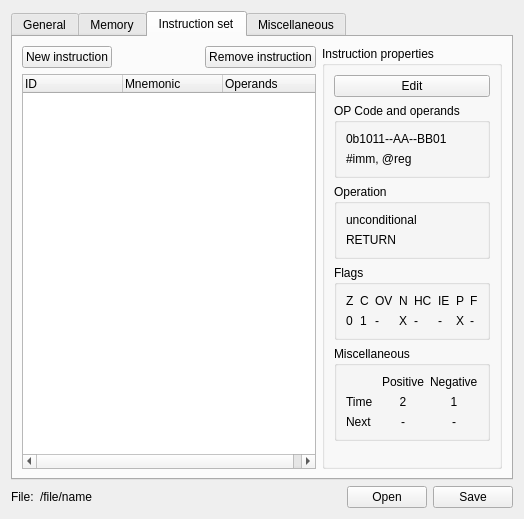
AbyssAbbeba/MDS-picoblaze-AVR-ide, file IDE/utilities/AdjSimProcDef/AdjSimProcDefGuiWidget.ui: the form before one commit.
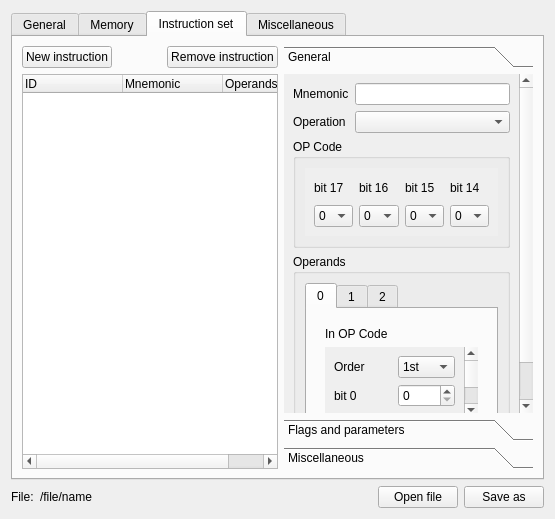
The form after the commit. The open tabs and pages were chosen to show the change.

Diff of the .ui file:
```diff
--- a/IDE/utilities/AdjSimProcDef/AdjSimProcDefGuiWidget.ui
+++ b/IDE/utilities/AdjSimProcDef/AdjSimProcDefGuiWidget.ui
@@ -6,8 +6,8 @@
    <rect>
     <x>0</x>
     <y>0</y>
-    <width>524</width>
-    <height>470</height>
+    <width>555</width>
+    <height>478</height>
    </rect>
   </property>
   <property name="windowTitle">
@@ -391,8 +391,867 @@
       <attribute name="title">
        <string>Instruction set</string>
       </attribute>
-      <layout class="QHBoxLayout" name="horizontalLayout_3">
-       <item>
+      <layout class="QGridLayout" name="gridLayout_11">
+       <item row="0" column="1">
+        <widget class="QToolBox" name="toolBox">
+         <property name="currentIndex">
+          <number>0</number>
+         </property>
+         <widget class="QWidget" name="pageGeneral">
+          <property name="geometry">
+           <rect>
+            <x>0</x>
+            <y>0</y>
+            <width>180</width>
+            <height>351</height>
+           </rect>
+          </property>
+          <attribute name="label">
+           <string>General</string>
+          </attribute>
+          <layout class="QGridLayout" name="gridLayout_2">
+           <item row="3" column="0" colspan="2">
+            <widget class="QGroupBox" name="groupBox_12">
+             <property name="title">
+              <string>Operands</string>
+             </property>
+             <layout class="QVBoxLayout" name="verticalLayout_7">
+              <item>
+               <widget class="QTabWidget" name="tabWidget_2">
+                <property name="currentIndex">
+                 <number>0</number>
+                </property>
+                <widget class="QWidget" name="tab0">
+                 <attribute name="title">
+                  <string>0</string>
+                 </attribute>
+                 <layout class="QVBoxLayout" name="verticalLayout_8">
+                  <item>
+                   <widget class="QStackedWidget" name="stackedWidget">
+                    <property name="currentIndex">
+                     <number>0</number>
+                    </property>
+                    <widget class="QWidget" name="page">
+                     <layout class="QVBoxLayout" name="verticalLayout_9">
+                      <item>
+                       <widget class="QLabel" name="label_24">
+                        <property name="text">
+                         <string>In OP Code</string>
+                        </property>
+                       </widget>
+                      </item>
+                      <item>
+                       <widget class="QScrollArea" name="scrollArea_2">
+                        <property name="frameShape">
+                         <enum>QFrame::NoFrame</enum>
+                        </property>
+                        <property name="widgetResizable">
+                         <bool>true</bool>
+                        </property>
+                        <widget class="QWidget" name="scrollAreaWidgetContents_2">
+                         <property name="geometry">
+                          <rect>
+                           <x>0</x>
+                           <y>-33</y>
+                           <width>126</width>
+                           <height>109</height>
+                          </rect>
+                         </property>
+                         <layout class="QGridLayout" name="gridLayout_13">
+                          <item row="2" column="1">
+                           <widget class="QLabel" name="label_25">
+                            <property name="text">
+                             <string>bit 1</string>
+                            </property>
+                           </widget>
+                          </item>
+                          <item row="1" column="1">
+                           <widget class="QLabel" name="label_23">
+                            <property name="text">
+                             <string>bit 0</string>
+                            </property>
+                           </widget>
+                          </item>
+                          <item row="3" column="1">
+                           <widget class="QLabel" name="label_26">
+                            <property name="text">
+                             <string>bit 2</string>
+                            </property>
+                           </widget>
+                          </item>
+                          <item row="0" column="1">
+                           <widget class="QLabel" name="label_30">
+                            <property name="text">
+                             <string>Order</string>
+                            </property>
+                           </widget>
+                          </item>
+                          <item row="0" column="2">
+                           <widget class="QComboBox" name="comboBox_12">
+                            <item>
+                             <property name="text">
+                              <string>1st</string>
+                             </property>
+                            </item>
+                            <item>
+                             <property name="text">
+                              <string>2nd</string>
+                             </property>
+                            </item>
+                            <item>
+                             <property name="text">
+                              <string>3rd</string>
+                             </property>
+                            </item>
+                           </widget>
+                          </item>
+                          <item row="1" column="2">
+                           <widget class="QSpinBox" name="spinBox_12"/>
+                          </item>
+                          <item row="2" column="2">
+                           <widget class="QSpinBox" name="spinBox_13"/>
+                          </item>
+                          <item row="3" column="2">
+                           <widget class="QSpinBox" name="spinBox_14"/>
+                          </item>
+                         </layout>
+                        </widget>
+                       </widget>
+                      </item>
+                     </layout>
+                    </widget>
+                    <widget class="QWidget" name="page_2">
+                     <layout class="QGridLayout" name="gridLayout_15">
+                      <item row="1" column="0">
+                       <widget class="QLabel" name="label_28">
+                        <property name="text">
+                         <string>Value</string>
+                        </property>
+                       </widget>
+                      </item>
+                      <item row="0" column="0" colspan="2">
+                       <widget class="QLabel" name="label_27">
+                        <property name="text">
+                         <string>Fixed value</string>
+                        </property>
+                       </widget>
+                      </item>
+                      <item row="1" column="1">
+                       <widget class="QLineEdit" name="lineEdit_4"/>
+                      </item>
+                      <item row="2" column="0" colspan="2">
+                       <spacer name="verticalSpacer_5">
+                        <property name="orientation">
+                         <enum>Qt::Vertical</enum>
+                        </property>
+                        <property name="sizeHint" stdset="0">
+                         <size>
+                          <width>20</width>
+                          <height>40</height>
+                         </size>
+                        </property>
+                       </spacer>
+                      </item>
+                     </layout>
+                    </widget>
+                   </widget>
+                  </item>
+                 </layout>
+                </widget>
+                <widget class="QWidget" name="tab1">
+                 <attribute name="title">
+                  <string>1</string>
+                 </attribute>
+                </widget>
+                <widget class="QWidget" name="tab2">
+                 <attribute name="title">
+                  <string>2</string>
+                 </attribute>
+                </widget>
+               </widget>
+              </item>
+             </layout>
+            </widget>
+           </item>
+           <item row="0" column="0">
+            <widget class="QLabel" name="label_18">
+             <property name="text">
+              <string>Mnemonic</string>
+             </property>
+            </widget>
+           </item>
+           <item row="0" column="1">
+            <widget class="QLineEdit" name="lineEdit_3"/>
+           </item>
+           <item row="4" column="0" colspan="2">
+            <spacer name="verticalSpacer_4">
+             <property name="orientation">
+              <enum>Qt::Vertical</enum>
+             </property>
+             <property name="sizeHint" stdset="0">
+              <size>
+               <width>20</width>
+               <height>40</height>
+              </size>
+             </property>
+            </spacer>
+           </item>
+           <item row="1" column="0">
+            <widget class="QLabel" name="label_19">
+             <property name="text">
+              <string>Operation</string>
+             </property>
+            </widget>
+           </item>
+           <item row="1" column="1">
+            <widget class="QComboBox" name="comboBox"/>
+           </item>
+           <item row="2" column="0" colspan="2">
+            <widget class="QGroupBox" name="groupBox_11">
+             <property name="title">
+              <string>OP Code</string>
+             </property>
+             <layout class="QVBoxLayout" name="verticalLayout_3">
+              <item>
+               <widget class="QScrollArea" name="scrollArea">
+                <property name="frameShape">
+                 <enum>QFrame::NoFrame</enum>
+                </property>
+                <property name="widgetResizable">
+                 <bool>true</bool>
+                </property>
+                <widget class="QWidget" name="scrollAreaWidgetContents">
+                 <property name="geometry">
+                  <rect>
+                   <x>-162</x>
+                   <y>0</y>
+                   <width>332</width>
+                   <height>55</height>
+                  </rect>
+                 </property>
+                 <layout class="QGridLayout" name="gridLayout_12">
+                  <item row="0" column="0">
+                   <widget class="QLabel" name="label_20">
+                    <property name="text">
+                     <string>bit 17</string>
+                    </property>
+                   </widget>
+                  </item>
+                  <item row="0" column="2">
+                   <widget class="QLabel" name="label_22">
+                    <property name="text">
+                     <string>bit 15</string>
+                    </property>
+                   </widget>
+                  </item>
+                  <item row="1" column="2">
+                   <widget class="QComboBox" name="comboBox_8">
+                    <item>
+                     <property name="text">
+                      <string>0</string>
+                     </property>
+                    </item>
+                    <item>
+                     <property name="text">
+                      <string>1</string>
+                     </property>
+                    </item>
+                    <item>
+                     <property name="text">
+                      <string>-</string>
+                     </property>
+                    </item>
+                   </widget>
+                  </item>
+                  <item row="1" column="0">
+                   <widget class="QComboBox" name="comboBox_6">
+                    <item>
+                     <property name="text">
+                      <string>0</string>
+                     </property>
+                    </item>
+                    <item>
+                     <property name="text">
+                      <string>1</string>
+                     </property>
+                    </item>
+                    <item>
+                     <property name="text">
+                      <string>-</string>
+                     </property>
+                    </item>
+                   </widget>
+                  </item>
+                  <item row="0" column="1">
+                   <widget class="QLabel" name="label_21">
+                    <property name="text">
+                     <string>bit 16</string>
+                    </property>
+                   </widget>
+                  </item>
+                  <item row="1" column="1">
+                   <widget class="QComboBox" name="comboBox_7">
+                    <item>
+                     <property name="text">
+                      <string>0</string>
+                     </property>
+                    </item>
+                    <item>
+                     <property name="text">
+                      <string>1</string>
+                     </property>
+                    </item>
+                    <item>
+                     <property name="text">
+                      <string>-</string>
+                     </property>
+                    </item>
+                   </widget>
+                  </item>
+                  <item row="0" column="3">
+                   <widget class="QLabel" name="label_29">
+                    <property name="text">
+                     <string>bit 14</string>
+                    </property>
+                   </widget>
+                  </item>
+                  <item row="1" column="3">
+                   <widget class="QComboBox" name="comboBox_9">
+                    <item>
+                     <property name="text">
+                      <string>0</string>
+                     </property>
+                    </item>
+                    <item>
+                     <property name="text">
+                      <string>1</string>
+                     </property>
+                    </item>
+                    <item>
+                     <property name="text">
+                      <string>-</string>
+                     </property>
+                    </item>
+                   </widget>
+                  </item>
+                 </layout>
+                </widget>
+               </widget>
+              </item>
+             </layout>
+            </widget>
+           </item>
+          </layout>
+         </widget>
+         <widget class="QWidget" name="pageFlags">
+          <property name="geometry">
+           <rect>
+            <x>0</x>
+            <y>-59</y>
+            <width>171</width>
+            <height>375</height>
+           </rect>
+          </property>
+          <attribute name="label">
+           <string>Flags and parameters</string>
+          </attribute>
+          <layout class="QVBoxLayout" name="verticalLayout_10">
+           <item>
+            <widget class="QGroupBox" name="groupBox_13">
+             <property name="title">
+              <string>Flags</string>
+             </property>
+             <layout class="QGridLayout" name="gridLayout_16">
+              <item row="2" column="0">
+               <widget class="QLabel" name="label_33">
+                <property name="text">
+                 <string>Overflow</string>
+                </property>
+               </widget>
+              </item>
+              <item row="0" column="0">
+               <widget class="QLabel" name="label_31">
+                <property name="text">
+                 <string>Zero</string>
+                </property>
+               </widget>
+              </item>
+              <item row="6" column="0">
+               <widget class="QLabel" name="label_37">
+                <property name="text">
+                 <string>Parity</string>
+                </property>
+               </widget>
+              </item>
+              <item row="4" column="0">
+               <widget class="QLabel" name="label_35">
+                <property name="text">
+                 <string>Half carry</string>
+                </property>
+               </widget>
+              </item>
+              <item row="5" column="0">
+               <widget class="QLabel" name="label_36">
+                <property name="text">
+                 <string>IE</string>
+                </property>
+               </widget>
+              </item>
+              <item row="7" column="0">
+               <widget class="QLabel" name="label_38">
+                <property name="text">
+                 <string>Flag</string>
+                </property>
+               </widget>
+              </item>
+              <item row="3" column="0">
+               <widget class="QLabel" name="label_34">
+                <property name="text">
+                 <string>Negative</string>
+                </property>
+               </widget>
+              </item>
+              <item row="1" column="0">
+               <widget class="QLabel" name="label_32">
+                <property name="text">
+                 <string>Carry</string>
+                </property>
+               </widget>
+              </item>
+              <item row="0" column="1">
+               <widget class="QComboBox" name="comboBox_10">
+                <item>
+                 <property name="text">
+                  <string>Keep</string>
+                 </property>
+                </item>
+                <item>
+                 <property name="text">
+                  <string>Set</string>
+                 </property>
+                </item>
+                <item>
+                 <property name="text">
+                  <string>Clear</string>
+                 </property>
+                </item>
+                <item>
+                 <property name="text">
+                  <string>Affect</string>
+                 </property>
+                </item>
+               </widget>
+              </item>
+              <item row="1" column="1">
+               <widget class="QComboBox" name="comboBox_11">
+                <item>
+                 <property name="text">
+                  <string>Keep</string>
+                 </property>
+                </item>
+                <item>
+                 <property name="text">
+                  <string>Set</string>
+                 </property>
+                </item>
+                <item>
+                 <property name="text">
+                  <string>Clear</string>
+                 </property>
+                </item>
+                <item>
+                 <property name="text">
+                  <string>Affect</string>
+                 </property>
+                </item>
+               </widget>
+              </item>
+              <item row="2" column="1">
+               <widget class="QComboBox" name="comboBox_13">
+                <item>
+                 <property name="text">
+                  <string>Keep</string>
+                 </property>
+                </item>
+                <item>
+                 <property name="text">
+                  <string>Set</string>
+                 </property>
+                </item>
+                <item>
+                 <property name="text">
+                  <string>Clear</string>
+                 </property>
+                </item>
+                <item>
+                 <property name="text">
+                  <string>Affect</string>
+                 </property>
+                </item>
+               </widget>
+              </item>
+              <item row="3" column="1">
+               <widget class="QComboBox" name="comboBox_14">
+                <item>
+                 <property name="text">
+                  <string>Keep</string>
+                 </property>
+                </item>
+                <item>
+                 <property name="text">
+                  <string>Set</string>
+                 </property>
+                </item>
+                <item>
+                 <property name="text">
+                  <string>Clear</string>
+                 </property>
+                </item>
+                <item>
+                 <property name="text">
+                  <string>Affect</string>
+                 </property>
+                </item>
+               </widget>
+              </item>
+              <item row="4" column="1">
+               <widget class="QComboBox" name="comboBox_15">
+                <item>
+                 <property name="text">
+                  <string>Keep</string>
+                 </property>
+                </item>
+                <item>
+                 <property name="text">
+                  <string>Set</string>
+                 </property>
+                </item>
+                <item>
+                 <property name="text">
+                  <string>Clear</string>
+                 </property>
+                </item>
+                <item>
+                 <property name="text">
+                  <string>Affect</string>
+                 </property>
+                </item>
+               </widget>
+              </item>
+              <item row="5" column="1">
+               <widget class="QComboBox" name="comboBox_16">
+                <item>
+                 <property name="text">
+                  <string>Keep</string>
+                 </property>
+                </item>
+                <item>
+                 <property name="text">
+                  <string>Set</string>
+                 </property>
+                </item>
+                <item>
+                 <property name="text">
+                  <string>Clear</string>
+                 </property>
+                </item>
+                <item>
+                 <property name="text">
+                  <string>Affect</string>
+                 </property>
+                </item>
+               </widget>
+              </item>
+              <item row="6" column="1">
+               <widget class="QComboBox" name="comboBox_17">
+                <item>
+                 <property name="text">
+                  <string>Keep</string>
+                 </property>
+                </item>
+                <item>
+                 <property name="text">
+                  <string>Set</string>
+                 </property>
+                </item>
+                <item>
+                 <property name="text">
+                  <string>Clear</string>
+                 </property>
+                </item>
+                <item>
+                 <property name="text">
+                  <string>Affect</string>
+                 </property>
+                </item>
+               </widget>
+              </item>
+              <item row="7" column="1">
+               <widget class="QComboBox" name="comboBox_18">
+                <item>
+                 <property name="text">
+                  <string>Keep</string>
+                 </property>
+                </item>
+                <item>
+                 <property name="text">
+                  <string>Set</string>
+                 </property>
+                </item>
+                <item>
+                 <property name="text">
+                  <string>Clear</string>
+                 </property>
+                </item>
+                <item>
+                 <property name="text">
+                  <string>Affect</string>
+                 </property>
+                </item>
+               </widget>
+              </item>
+             </layout>
+            </widget>
+           </item>
+           <item>
+            <widget class="QGroupBox" name="groupBox_14">
+             <property name="title">
+              <string>Operation parameters</string>
+             </property>
+             <layout class="QGridLayout" name="gridLayout_17">
+              <item row="0" column="0">
+               <widget class="QLabel" name="label_39">
+                <property name="text">
+                 <string>Parity</string>
+                </property>
+               </widget>
+              </item>
+              <item row="1" column="1">
+               <widget class="QComboBox" name="comboBox_20">
+                <item>
+                 <property name="text">
+                  <string>=&gt; 1st</string>
+                 </property>
+                </item>
+                <item>
+                 <property name="text">
+                  <string>=&gt; 3rd</string>
+                 </property>
+                </item>
+                <item>
+                 <property name="text">
+                  <string>Discard</string>
+                 </property>
+                </item>
+               </widget>
+              </item>
+              <item row="0" column="1">
+               <widget class="QComboBox" name="comboBox_19">
+                <item>
+                 <property name="text">
+                  <string>Even</string>
+                 </property>
+                </item>
+                <item>
+                 <property name="text">
+                  <string>Odd</string>
+                 </property>
+                </item>
+               </widget>
+              </item>
+              <item row="1" column="0">
+               <widget class="QLabel" name="label_40">
+                <property name="text">
+                 <string>Result</string>
+                </property>
+               </widget>
+              </item>
+              <item row="2" column="0" colspan="2">
+               <widget class="QCheckBox" name="checkBox_15">
+                <property name="text">
+                 <string>Ignore carry flag</string>
+                </property>
+               </widget>
+              </item>
+             </layout>
+            </widget>
+           </item>
+           <item>
+            <spacer name="verticalSpacer_6">
+             <property name="orientation">
+              <enum>Qt::Vertical</enum>
+             </property>
+             <property name="sizeHint" stdset="0">
+              <size>
+               <width>20</width>
+               <height>40</height>
+              </size>
+             </property>
+            </spacer>
+           </item>
+          </layout>
+         </widget>
+         <widget class="QWidget" name="pageMiscellaneous">
+          <property name="geometry">
+           <rect>
+            <x>0</x>
+            <y>0</y>
+            <width>188</width>
+            <height>316</height>
+           </rect>
+          </property>
+          <attribute name="label">
+           <string>Miscellaneous</string>
+          </attribute>
+          <layout class="QVBoxLayout" name="verticalLayout_11">
+           <item>
+            <widget class="QGroupBox" name="groupBox_15">
+             <property name="title">
+              <string>Condition</string>
+             </property>
+             <layout class="QGridLayout" name="gridLayout_18">
+              <item row="0" column="0">
+               <widget class="QComboBox" name="comboBox_21">
+                <item>
+                 <property name="text">
+                  <string>unconditional</string>
+                 </property>
+                </item>
+                <item>
+                 <property name="text">
+                  <string>if</string>
+                 </property>
+                </item>
+                <item>
+                 <property name="text">
+                  <string>if not</string>
+                 </property>
+                </item>
+               </widget>
+              </item>
+              <item row="0" column="1">
+               <widget class="QComboBox" name="comboBox_22">
+                <item>
+                 <property name="text">
+                  <string>Z</string>
+                 </property>
+                </item>
+                <item>
+                 <property name="text">
+                  <string>C</string>
+                 </property>
+                </item>
+                <item>
+                 <property name="text">
+                  <string>OV</string>
+                 </property>
+                </item>
+                <item>
+                 <property name="text">
+                  <string>N</string>
+                 </property>
+                </item>
+                <item>
+                 <property name="text">
+                  <string>HC</string>
+                 </property>
+                </item>
+                <item>
+                 <property name="text">
+                  <string>IE</string>
+                 </property>
+                </item>
+                <item>
+                 <property name="text">
+                  <string>P</string>
+                 </property>
+                </item>
+                <item>
+                 <property name="text">
+                  <string>F</string>
+                 </property>
+                </item>
+               </widget>
+              </item>
+             </layout>
+            </widget>
+           </item>
+           <item>
+            <widget class="QGroupBox" name="groupBox_16">
+             <property name="title">
+              <string>Time</string>
+             </property>
+             <layout class="QGridLayout" name="gridLayout_19">
+              <item row="0" column="0">
+               <widget class="QLabel" name="label_41">
+                <property name="text">
+                 <string>Positive</string>
+                </property>
+               </widget>
+              </item>
+              <item row="1" column="0">
+               <widget class="QLabel" name="label_42">
+                <property name="text">
+                 <string>Negative</string>
+                </property>
+               </widget>
+              </item>
+              <item row="0" column="1">
+               <widget class="QSpinBox" name="spinBox_15"/>
+              </item>
+              <item row="1" column="1">
+               <widget class="QSpinBox" name="spinBox_16"/>
+              </item>
+             </layout>
+            </widget>
+           </item>
+           <item>
+            <widget class="QGroupBox" name="groupBox_17">
+             <property name="title">
+              <string>Next</string>
+             </property>
+             <layout class="QGridLayout" name="gridLayout_20">
+              <item row="0" column="0">
+               <widget class="QLabel" name="label_43">
+                <property name="text">
+                 <string>Positive</string>
+                </property>
+               </widget>
+              </item>
+              <item row="1" column="0">
+               <widget class="QLabel" name="label_44">
+                <property name="text">
+                 <string>Negative</string>
+                </property>
+               </widget>
+              </item>
+              <item row="0" column="1">
+               <widget class="QLineEdit" name="lineEdit_5"/>
+              </item>
+              <item row="1" column="1">
+               <widget class="QLineEdit" name="lineEdit_6"/>
+              </item>
+             </layout>
+            </widget>
+           </item>
+           <item>
+            <spacer name="verticalSpacer_7">
+             <property name="orientation">
+              <enum>Qt::Vertical</enum>
+             </property>
+             <property name="sizeHint" stdset="0">
+              <size>
+               <width>20</width>
+               <height>40</height>
+              </size>
+             </property>
+            </spacer>
+           </item>
+          </layout>
+         </widget>
+        </widget>
+       </item>
+       <item row="0" column="0">
         <layout class="QVBoxLayout" name="verticalLayout_5">
          <item>
           <layout class="QHBoxLayout" name="horizontalLayout_2">
@@ -446,279 +1305,6 @@
          </item>
         </layout>
        </item>
-       <item>
-        <widget class="QGroupBox" name="groupBox_11">
-         <property name="title">
-          <string>Instruction properties</string>
-         </property>
-         <layout class="QVBoxLayout" name="verticalLayout_8">
-          <item>
-           <widget class="QPushButton" name="pushButton_3">
-            <property name="text">
-             <string>Edit</string>
-            </property>
-           </widget>
-          </item>
-          <item>
-           <widget class="QGroupBox" name="groupBox_15">
-            <property name="title">
-             <string>OP Code and operands</string>
-            </property>
-            <layout class="QVBoxLayout" name="verticalLayout_7">
-             <item>
-              <widget class="QLabel" name="label_20">
-               <property name="text">
-                <string>0b1011--AA--BB01</string>
-               </property>
-              </widget>
-             </item>
-             <item>
-              <widget class="QLabel" name="label_21">
-               <property name="text">
-                <string>#imm, @reg</string>
-               </property>
-              </widget>
-             </item>
-            </layout>
-           </widget>
-          </item>
-          <item>
-           <widget class="QGroupBox" name="groupBox_13">
-            <property name="title">
-             <string>Operation</string>
-            </property>
-            <layout class="QVBoxLayout" name="verticalLayout_9">
-             <item>
-              <widget class="QLabel" name="label_45">
-               <property name="text">
-                <string>unconditional</string>
-               </property>
-              </widget>
-             </item>
-             <item>
-              <widget class="QLabel" name="label_44">
-               <property name="text">
-                <string>RETURN</string>
-               </property>
-              </widget>
-             </item>
-            </layout>
-           </widget>
-          </item>
-          <item>
-           <widget class="QGroupBox" name="groupBox_12">
-            <property name="title">
-             <string>Flags</string>
-            </property>
-            <layout class="QGridLayout" name="gridLayout_11">
-             <item row="0" column="0">
-              <widget class="QLabel" name="label_22">
-               <property name="text">
-                <string>Z</string>
-               </property>
-              </widget>
-             </item>
-             <item row="0" column="4">
-              <widget class="QLabel" name="label_27">
-               <property name="text">
-                <string>HC</string>
-               </property>
-              </widget>
-             </item>
-             <item row="0" column="2">
-              <widget class="QLabel" name="label_25">
-               <property name="text">
-                <string>OV</string>
-               </property>
-              </widget>
-             </item>
-             <item row="0" column="3">
-              <widget class="QLabel" name="label_26">
-               <property name="text">
-                <string>N</string>
-               </property>
-              </widget>
-             </item>
-             <item row="1" column="0">
-              <widget class="QLabel" name="label_23">
-               <property name="text">
-                <string>0</string>
-               </property>
-              </widget>
-             </item>
-             <item row="0" column="1">
-              <widget class="QLabel" name="label_24">
-               <property name="text">
-                <string>C</string>
-               </property>
-              </widget>
-             </item>
-             <item row="0" column="5">
-              <widget class="QLabel" name="label_28">
-               <property name="text">
-                <string>IE</string>
-               </property>
-              </widget>
-             </item>
-             <item row="0" column="6">
-              <widget class="QLabel" name="label_29">
-               <property name="text">
-                <string>P</string>
-               </property>
-              </widget>
-             </item>
-             <item row="0" column="7">
-              <widget class="QLabel" name="label_30">
-               <property name="text">
-                <string>F</string>
-               </property>
-              </widget>
-             </item>
-             <item row="1" column="1">
-              <widget class="QLabel" name="label_31">
-               <property name="text">
-                <string>1</string>
-               </property>
-              </widget>
-             </item>
-             <item row="1" column="2">
-              <widget class="QLabel" name="label_32">
-               <property name="text">
-                <string>-</string>
-               </property>
-              </widget>
-             </item>
-             <item row="1" column="3">
-              <widget class="QLabel" name="label_33">
-               <property name="text">
-                <string>X</string>
-               </property>
-              </widget>
-             </item>
-             <item row="1" column="4">
-              <widget class="QLabel" name="label_34">
-               <property name="text">
-                <string>-</string>
-               </property>
-              </widget>
-             </item>
-             <item row="1" column="5">
-              <widget class="QLabel" name="label_35">
-               <property name="text">
-                <string>-</string>
-               </property>
-              </widget>
-             </item>
-             <item row="1" column="6">
-              <widget class="QLabel" name="label_36">
-               <property name="text">
-                <string>X</string>
-               </property>
-              </widget>
-             </item>
-             <item row="1" column="7">
-              <widget class="QLabel" name="label_37">
-               <property name="text">
-                <string>-</string>
-               </property>
-              </widget>
-             </item>
-            </layout>
-           </widget>
-          </item>
-          <item>
-           <widget class="QGroupBox" name="groupBox_14">
-            <property name="title">
-             <string>Miscellaneous</string>
-            </property>
-            <layout class="QGridLayout" name="gridLayout_2">
-             <item row="2" column="2">
-              <widget class="QLabel" name="label_43">
-               <property name="text">
-                <string>-</string>
-               </property>
-               <property name="alignment">
-                <set>Qt::AlignCenter</set>
-               </property>
-              </widget>
-             </item>
-             <item row="0" column="1">
-              <widget class="QLabel" name="label_18">
-               <property name="text">
-                <string>Positive</string>
-               </property>
-              </widget>
-             </item>
-             <item row="0" column="2">
-              <widget class="QLabel" name="label_19">
-               <property name="text">
-                <string>Negative</string>
-               </property>
-              </widget>
-             </item>
-             <item row="2" column="0">
-              <widget class="QLabel" name="label_41">
-               <property name="text">
-                <string>Next</string>
-               </property>
-              </widget>
-             </item>
-             <item row="1" column="1">
-              <widget class="QLabel" name="label_38">
-               <property name="text">
-                <string>2</string>
-               </property>
-               <property name="alignment">
-                <set>Qt::AlignCenter</set>
-               </property>
-              </widget>
-             </item>
-             <item row="1" column="2">
-              <widget class="QLabel" name="label_40">
-               <property name="text">
-                <string>1</string>
-               </property>
-               <property name="alignment">
-                <set>Qt::AlignCenter</set>
-               </property>
-              </widget>
-             </item>
-             <item row="1" column="0">
-              <widget class="QLabel" name="label_39">
-               <property name="text">
-                <string>Time</string>
-               </property>
-              </widget>
-             </item>
-             <item row="2" column="1">
-              <widget class="QLabel" name="label_42">
-               <property name="text">
-                <string>-</string>
-               </property>
-               <property name="alignment">
-                <set>Qt::AlignCenter</set>
-               </property>
-              </widget>
-             </item>
-            </layout>
-           </widget>
-          </item>
-          <item>
-           <spacer name="verticalSpacer_4">
-            <property name="orientation">
-             <enum>Qt::Vertical</enum>
-            </property>
-            <property name="sizeHint" stdset="0">
-             <size>
-              <width>20</width>
-              <height>40</height>
-             </size>
-            </property>
-           </spacer>
-          </item>
-         </layout>
-        </widget>
-       </item>
       </layout>
      </widget>
      <widget class="QWidget" name="tabMiscellaneous">
@@ -938,14 +1524,14 @@
      <item>
       <widget class="QPushButton" name="pushButton_5">
        <property name="text">
-        <string>Open</string>
+        <string>Open file</string>
        </property>
       </widget>
      </item>
      <item>
       <widget class="QPushButton" name="pushButton_4">
        <property name="text">
-        <string>Save</string>
+        <string>Save as</string>
        </property>
       </widget>
      </item>
```
Left out of the diff: 2 changed lines with no effect on the pictures.
